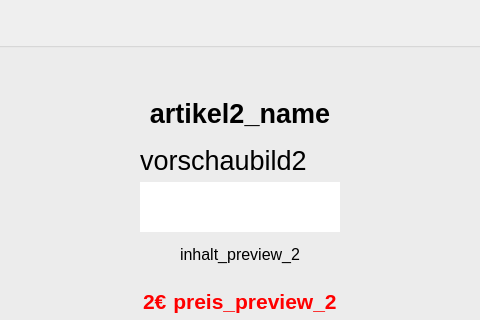
Above: designer-ui/form.ui from Benefranko/Barcode-Scanner-Feinkost- before the change; both pictures show x 630 to 1110 and y 108 to 428 of the 1210 by 720 pixel window. Below: the same form after it.
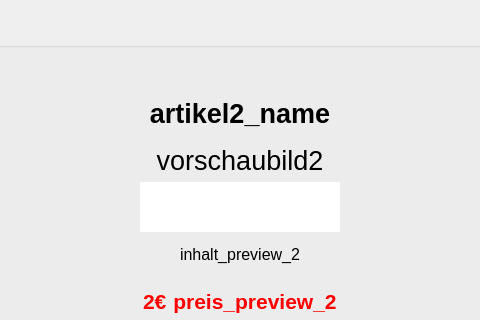
That is the form after the change.

The edit to the form file:
```diff
--- a/designer-ui/form.ui
+++ b/designer-ui/form.ui
@@ -525,6 +525,9 @@
                   <property name="text">
                    <string>vorschaubild2</string>
                   </property>
+                  <property name="alignment">
+                   <set>Qt::AlignCenter</set>
+                  </property>
                  </widget>
                 </item>
                 <item>
```
